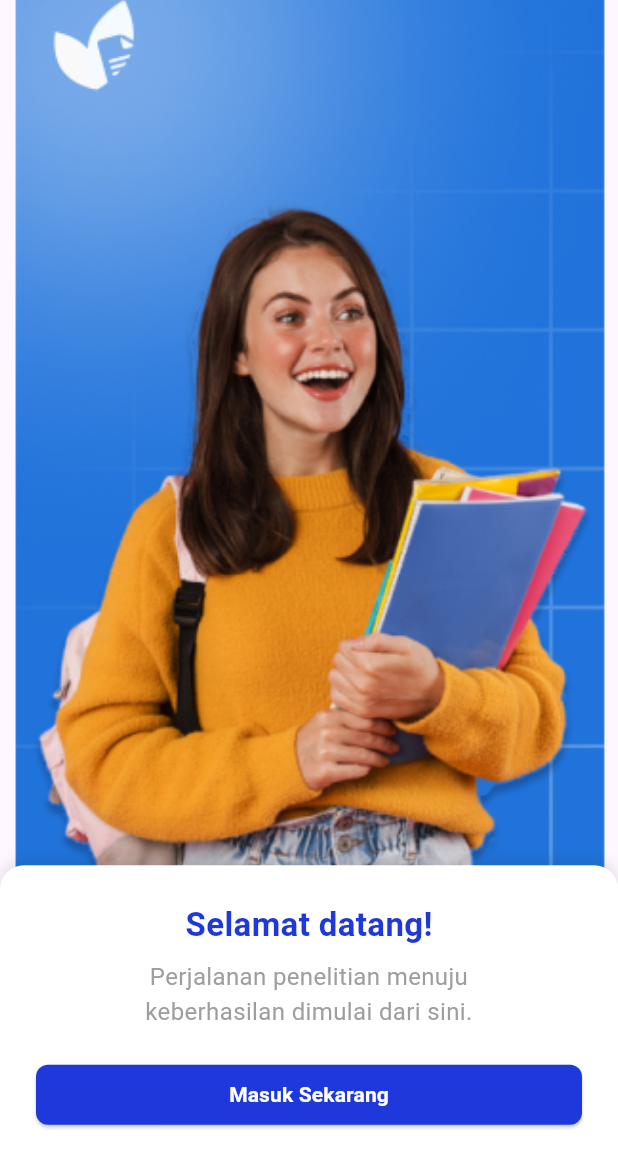
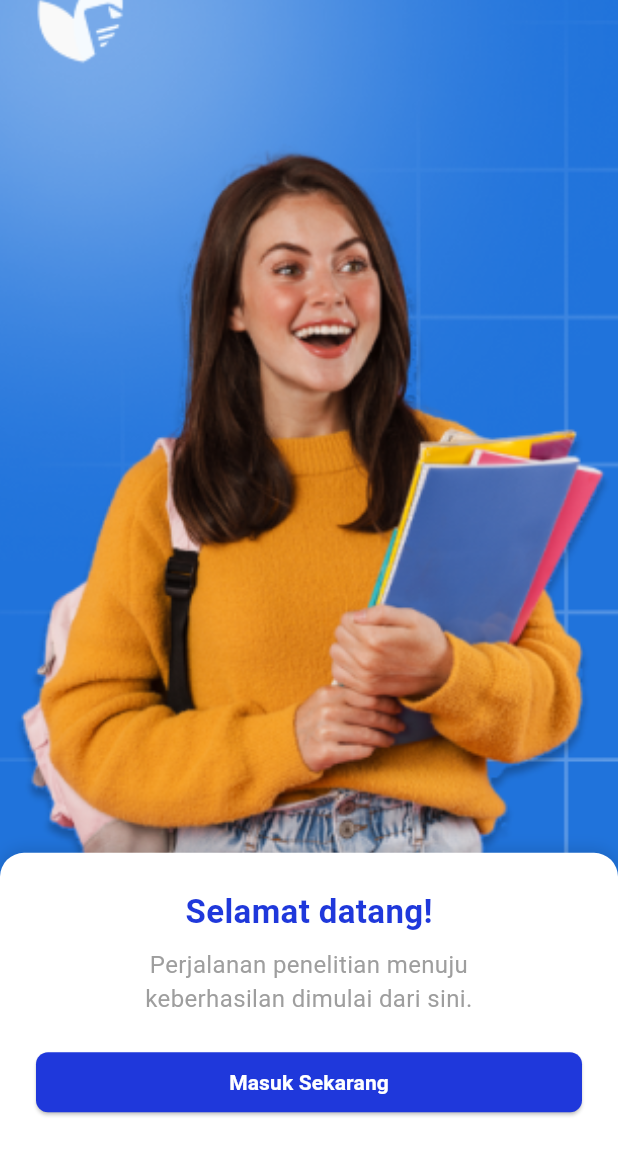
Before and after one commit to BeMySample/BeMySample_MobileFE, a Flutter app: the _PageFour widget shown alone on an empty page, opened directly, on a phone screen of 412 x 824 dp. Shown: the top 1168 px of the screen. Run offline on Flutter 3.47's test engine with Material 3 defaults, Android fonts, the phone set to English and light mode, and no system bars; our stand-ins replace flutter_colorpicker, image_picker; missing offline and left inert: iconify_flutter.

Commit message:
feat: "Selangkah Lagi!" page done

```diff
--- a/lib/pages/services/api_service.dart
+++ b/lib/pages/services/api_service.dart
@@ -12,7 +12,7 @@ class ApiService {
         'Content-Type': 'application/json',
       },
       body: jsonEncode({
-        'email': email, // Parameter yang sesuai dengan backend
+        'email': email,
       }),
     );
 
--- a/lib/pages/verification.dart
+++ b/lib/pages/verification.dart
@@ -445,19 +445,17 @@ class _PageFour extends StatelessWidget {
         Expanded(
           child: Container(
         width: double.infinity,
-  height: MediaQuery.of(context).size.height * 0.6, // Tinggi gambar (60% layar)
   child: Transform.scale(
-    scale: 1.2, // Nilai skala untuk zoom gambar
+    scale: 1.35,
     child: Image.asset(
       'lib/assets/images/BeMySampleGirl.png', // Path gambar
-      fit: BoxFit.cover, // Tetap cover untuk menjaga proporsi
     ),
   ),
           ),
         ),
         // Kontainer putih untuk teks
         Container(
-          height: MediaQuery.of(context).size.height * 0.3,
+          height: MediaQuery.of(context).size.height * 0.31,
           padding: const EdgeInsets.all(24.0),
           width: double.infinity,
           decoration: BoxDecoration(
@@ -502,7 +500,7 @@ class _PageFour extends StatelessWidget {
                 height: 40,
                 child: ElevatedButton(
                   onPressed: () {
-                    // Aksi ketika tombol ditekan
+                     Navigator.pushReplacementNamed(context, '/home');
                   },
                   style: ElevatedButton.styleFrom(
                     backgroundColor: Color(0xFF1F38DB),
```
Also changed, not shown: lib/main.dart (+5 -7 lines), lib/assets/images/BeMySampleGirl.png.
